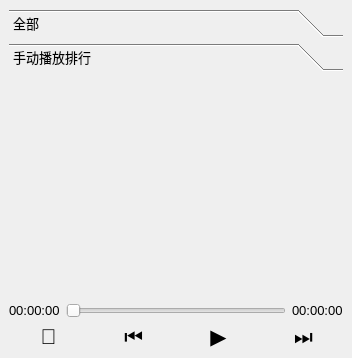
Old version of the form musicplayer.ui in the repository ggggjlgl/LearnCPP-MusicPlayer.
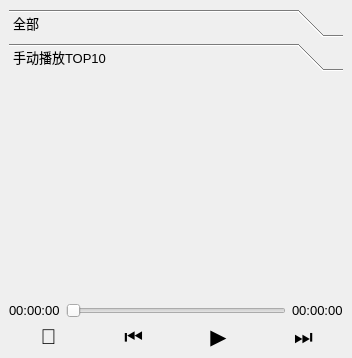
New version of the form. The open tabs and pages were chosen to show the change.

Diff of the .ui file:
```diff
--- a/musicplayer.ui
+++ b/musicplayer.ui
@@ -100,7 +100,7 @@
             </rect>
            </property>
            <attribute name="label">
-            <string>手动播放排行</string>
+            <string>手动播放TOP10</string>
            </attribute>
            <layout class="QVBoxLayout" name="verticalLayout_7">
             <property name="leftMargin">
```
Left out of the diff: 2 changed lines with no effect on the pictures.
